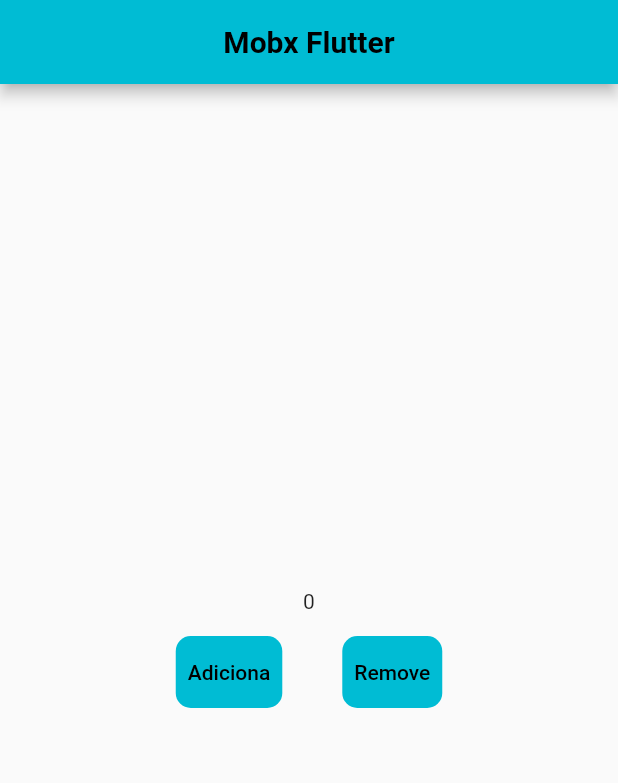
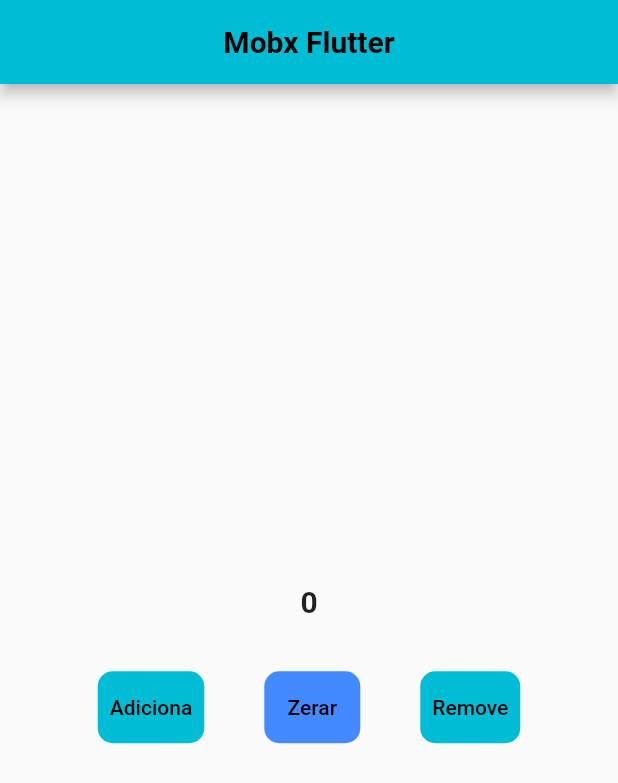
Before and after one commit to PauloSTDev/Mobx_Study, a Flutter app: the screen it shows after launch, on a phone screen of 412 x 824 dp. Shown: the top 783 px of the screen. Run offline on Flutter 3.47's test engine with Material 2 defaults, Android fonts, the phone set to English and light mode, and no system bars; our stand-ins replace flutter_mobx, mobx; generated files the repository leaves out were written again.

Commit message:
Implementa controller reset do counter

```diff
--- a/lib/controller/counter.dart
+++ b/lib/controller/counter.dart
@@ -20,4 +20,9 @@ abstract class _Counter with Store {
   void decrement() {
     value--;
   }
+
+  @action
+  void reset() {
+    value = 0;
+  }
 }
--- a/lib/views/home_page.dart
+++ b/lib/views/home_page.dart
@@ -11,6 +11,7 @@ class HomePage extends StatefulWidget {
 
 class _HomePageState extends State<HomePage> {
   final counter = Counter();
+
   @override
   Widget build(BuildContext context) {
     return Scaffold(
@@ -22,9 +23,13 @@ class _HomePageState extends State<HomePage> {
       body: Column(
         mainAxisAlignment: MainAxisAlignment.center,
         children: [
-          Observer(
-              builder: (_) => Text("${counter.value}"),
+          Padding(
+            padding: EdgeInsets.all(20),
+            child: Observer(
+              builder: (_) => Text("${counter.value}",
+                  style: TextStyle(fontWeight: FontWeight.bold, fontSize: 20)),
             ),
+          ),
           Padding(
             padding: const EdgeInsets.all(15.0),
             child: Row(
@@ -39,6 +44,22 @@ class _HomePageState extends State<HomePage> {
                     onPressed: () => counter.increment(),
                     child: const Text(
                       "Adiciona",
+                      style: TextStyle(color: Colors.black),
+                    ),
+                  ),
+                ),
+                const SizedBox(
+                  width: 40,
+                ),
+                Container(
+                  decoration: BoxDecoration(
+                    color: Colors.blueAccent,
+                    borderRadius: BorderRadius.circular(10),
+                  ),
+                  child: TextButton(
+                    onPressed: () => counter.reset(),
+                    child: const Text(
+                      "Zerar",
                       style: TextStyle(color: Colors.black),
                     ),
                   ),
```
